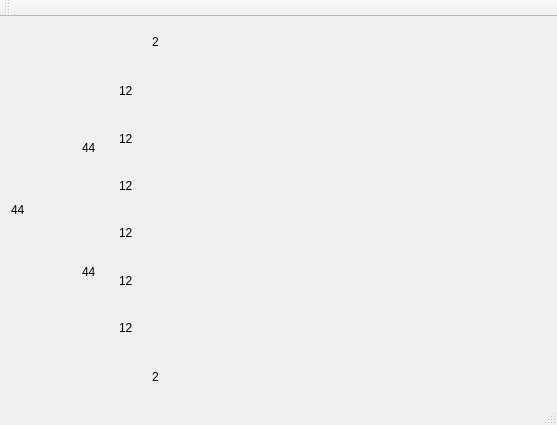
First picture: the form in mainwindow.ui, repository maoyutao/GwentGame, before the edit.
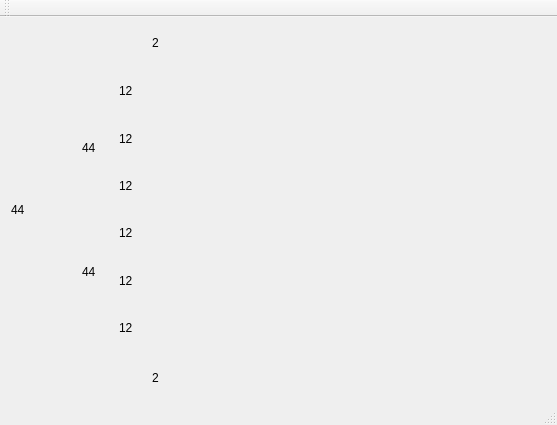
Second picture: the form after the edit. The open tabs and pages were chosen to show the change. Icons and pictures are not drawn. Custom widgets are drawn as their Qt base class.

Diff of the .ui file:
```diff
--- a/mainwindow.ui
+++ b/mainwindow.ui
@@ -1170,7 +1170,7 @@
              </layout>
             </item>
             <item row="0" column="1">
-             <layout class="QGridLayout" name="gridLayout_30" columnstretch="2,2,1,16,0,10" rowminimumheight="1,5,1">
+             <layout class="QGridLayout" name="gridLayout_30" rowstretch="1,5,1" columnstretch="2,2,1,16,0,10" rowminimumheight="0,0,0">
               <property name="spacing">
                <number>0</number>
               </property>
@@ -2145,7 +2145,7 @@
              </layout>
             </item>
             <item row="3" column="1">
-             <layout class="QGridLayout" name="gridLayout_43" columnstretch="2,2,1,16,0,10" rowminimumheight="1,5,1">
+             <layout class="QGridLayout" name="gridLayout_43" rowstretch="1,5,1" columnstretch="2,2,1,16,0,10" rowminimumheight="0,0,0">
               <property name="spacing">
                <number>0</number>
               </property>
```
